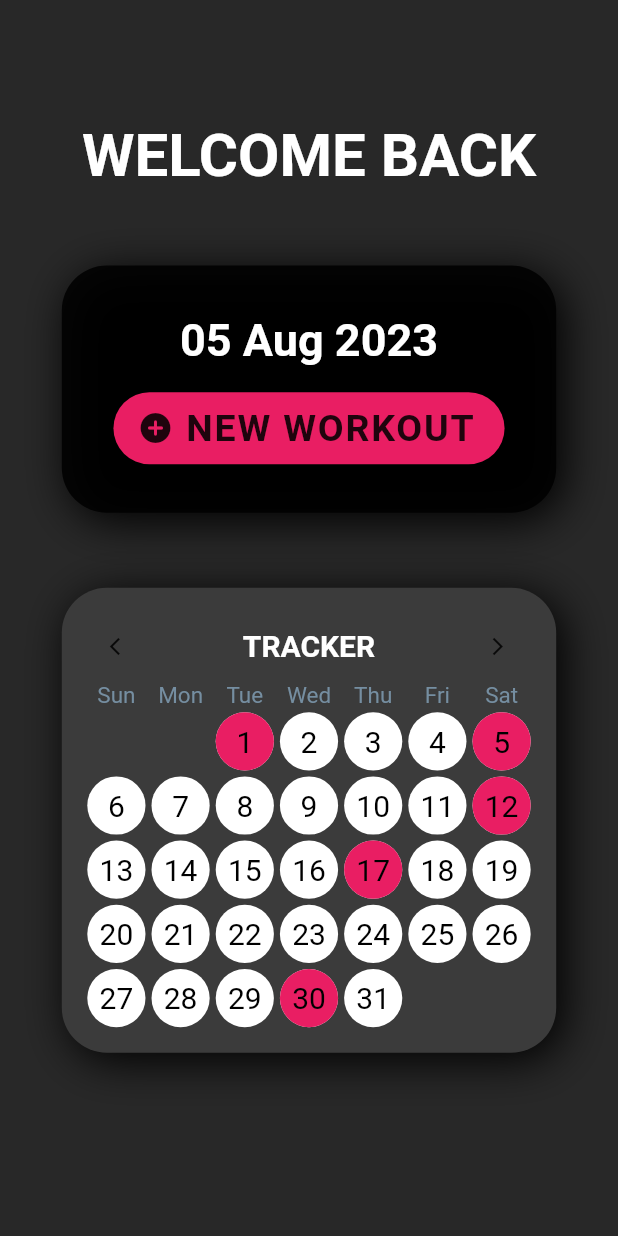
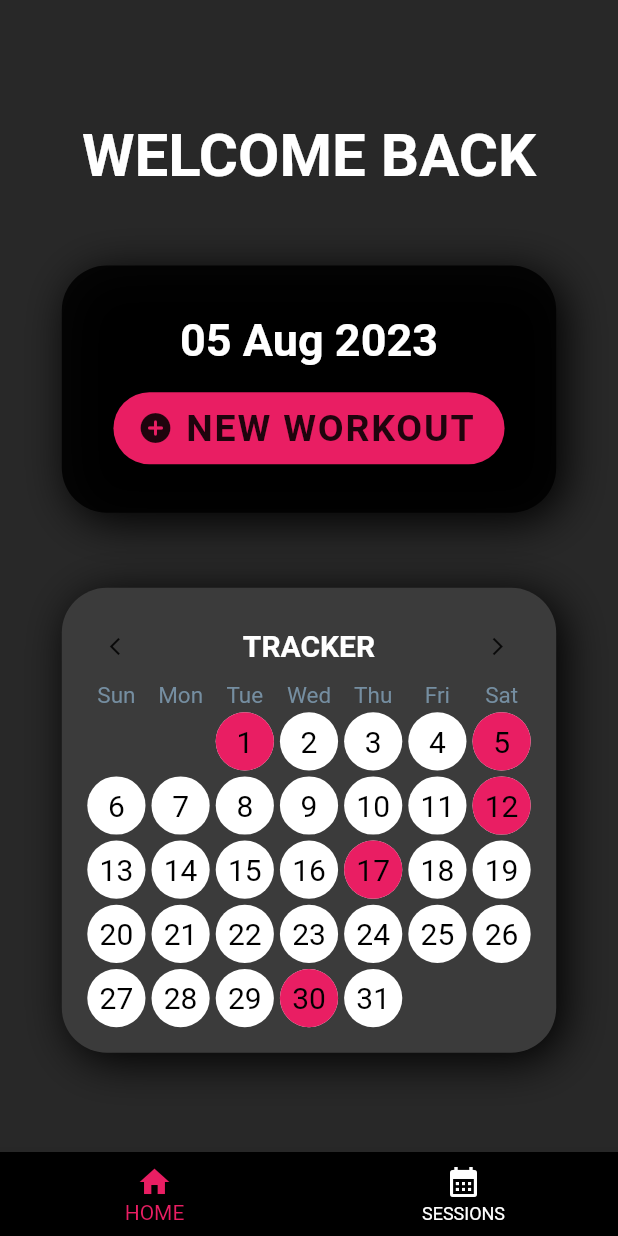
Before and after one commit to Skeetztoon/WorkoutDiary, a Flutter app: the screen it shows after launch, on a phone screen of 412 x 824 dp. Run offline on Flutter 3.47's test engine with Material 2 defaults, Android fonts, the phone set to English and light mode, and no system bars; our stand-ins replace flutter_heatmap_calendar.

Commit message:
Added navbar

```diff
--- a/lib/main.dart
+++ b/lib/main.dart
@@ -1,6 +1,6 @@
 import 'package:flutter/material.dart';
-import 'package:task_app_flutter/pages/home_page.dart';
-import 'package:task_app_flutter/pages/sessions_list.dart';
+import 'package:task_app_flutter/pages/initial_page.dart';
+
 
 
 void main() {
@@ -16,7 +16,8 @@ class MyApp extends StatelessWidget {
     return MaterialApp(
       title: 'Flutter Demo',
       debugShowCheckedModeBanner: false,
-      home: HomePage(),
+      home: InitPage(),
+
     );
   }
 }
--- a/lib/pages/home_page.dart
+++ b/lib/pages/home_page.dart
@@ -3,34 +3,37 @@ import 'package:intl/intl.dart';
 import 'package:task_app_flutter/pages/my_heat_map.dart';
 
 class HomePage extends StatefulWidget {
+  const HomePage({super.key});
+
   @override
   State<HomePage> createState() => _HomePageState();
 }
 
 class _HomePageState extends State<HomePage> {
+
   @override
   Widget build(BuildContext context) {
     return Scaffold(
-      backgroundColor: Color(0xff282828),
+      backgroundColor: const Color(0xff282828),
       body: Center(
         child: Column(
           mainAxisAlignment: MainAxisAlignment.start,
           children: [
-            SizedBox(
+            const SizedBox(
               height: 80,
             ),
-            Text(
+            const Text(
               "WELCOME BACK",
               style: TextStyle(
                   fontSize: 40,
                   fontWeight: FontWeight.bold,
                   color: Colors.white),
             ),
-            SizedBox(
+            const SizedBox(
               height: 50,
             ),
             Container(
-              padding: EdgeInsets.all(15.0),
+              padding: const EdgeInsets.all(15.0),
               width: MediaQuery.of(context).size.width * 0.8,
               height: MediaQuery.of(context).size.height * 0.2,
               decoration: const BoxDecoration(
@@ -49,15 +52,15 @@ class _HomePageState extends State<HomePage> {
                 mainAxisAlignment: MainAxisAlignment.spaceEvenly,
                 children: <Widget>[
                   Text(
-                    "${DateFormat("dd MMM yyyy").format(DateTime.now())}",
+                    DateFormat("dd MMM yyyy").format(DateTime.now()),
                     textAlign: TextAlign.right,
-                    style: TextStyle(
+                    style: const TextStyle(
                         fontSize: 30,
                         fontWeight: FontWeight.bold,
                         color: Colors.white),
                   ),
                   FloatingActionButton.extended(//                       КНОПКА
-                    label: Text(
+                    label: const Text(
                       'NEW WORKOUT',
                       style: TextStyle(
                           fontSize: 25,
@@ -65,7 +68,7 @@ class _HomePageState extends State<HomePage> {
                           color: Colors.black87),
                     ),
                     backgroundColor: Colors.pink,
-                    icon: Icon(
+                    icon: const Icon(
                       Icons.add_circle_rounded,
                       color: Colors.black87,
                       size: 24.0,
@@ -75,11 +78,11 @@ class _HomePageState extends State<HomePage> {
                 ],
               ),
             ),
-            SizedBox(
+            const SizedBox(
               height: 50,
             ),
             Container(
-              padding: EdgeInsets.all(15.0),
+              padding: const EdgeInsets.all(15.0),
               width: MediaQuery.of(context).size.width * 0.8,
               decoration: const BoxDecoration(
                   color: Color(0xFF3b3b3b),
@@ -93,7 +96,7 @@ class _HomePageState extends State<HomePage> {
                       ),
                     )
                   ]),
-              child: Stack(
+              child: const Stack(
                 alignment: AlignmentDirectional.topCenter,
                 children: [
                   MyHeatMap(),
@@ -112,6 +115,7 @@ class _HomePageState extends State<HomePage> {
           ],
         ),
       ),
+
     );
   }
 }
--- /dev/null
+++ b/lib/pages/initial_page.dart
@@ -0,0 +1,47 @@
+import 'package:flutter/material.dart';
+import 'package:task_app_flutter/pages/sessions_list.dart';
+
+import 'home_page.dart';
+
+class InitPage extends StatefulWidget {
+  @override
+  State<InitPage> createState() => _InitPageState();
+}
+
+class _InitPageState extends State<InitPage> {
+
+  int _currentIndex = 0;
+  final tabs = [
+    HomePage(),
+    SessionsList(),
+  ];
+
+  @override
+  Widget build(BuildContext context) {
+    return Scaffold(
+      body: tabs[_currentIndex],
+      bottomNavigationBar: BottomNavigationBar(
+        currentIndex: _currentIndex,
+        type: BottomNavigationBarType.fixed,
+        backgroundColor: Colors.black,
+        unselectedItemColor: Colors.white,
+        selectedItemColor: Colors.pink,
+        items: const [
+          BottomNavigationBarItem(
+            label: "HOME",
+            icon: Icon(Icons.home),
+          ),
+          BottomNavigationBarItem(
+            label: "SESSIONS",
+            icon: Icon(Icons.calendar_month),
+          )
+        ],
+        onTap: (index) {
+          setState(() {
+            _currentIndex = index;
+          });
+        },
+      ),
+    );
+  }
+}
--- a/lib/pages/sessions_list.dart
+++ b/lib/pages/sessions_list.dart
@@ -1,12 +1,16 @@
 import 'package:flutter/material.dart';
 import 'package:task_app_flutter/pages/session.dart';
 
+
 class SessionsList extends StatefulWidget {
+  const SessionsList({super.key});
+
   @override
   State<SessionsList> createState() => _SessionsListState();
 }
 
 class _SessionsListState extends State<SessionsList> {
+
   final List _sessions = [
     "Session 1",
     "Session 2",
@@ -18,20 +22,20 @@ class _SessionsListState extends State<SessionsList> {
   @override
   Widget build(BuildContext context) {
     return Scaffold(
-      backgroundColor: Color(0xff282828),
+      backgroundColor: const Color(0xff282828),
       body: Column(
         children: [
-          SizedBox(
+          const SizedBox(
             height: 80,
           ),
-          Text(
+          const Text(
             "YOUR SESSIONS",
             style: TextStyle(
                 fontSize: 40,
                 fontWeight: FontWeight.bold,
                 color: Colors.white),
           ),
-          SizedBox(
+          const SizedBox(
             height: 5,
           ),
           Expanded(
```
